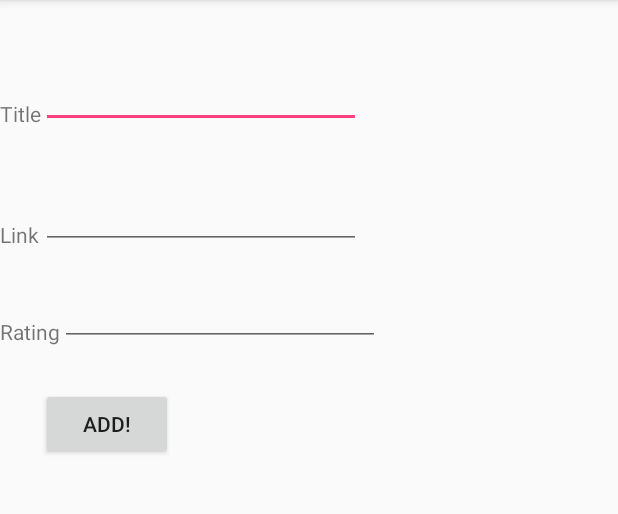
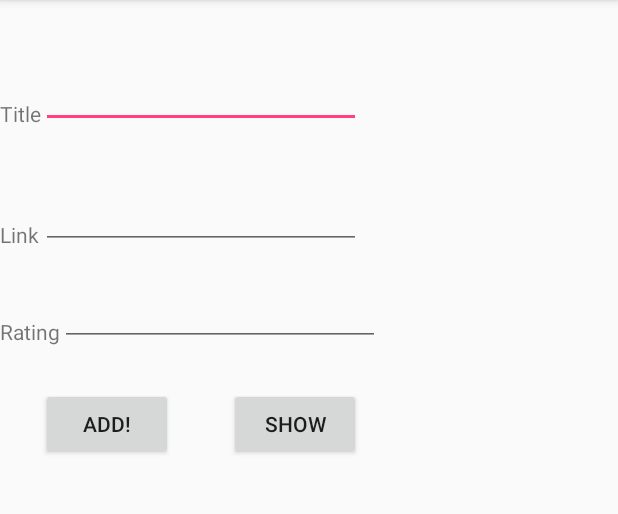
Before and after one commit to mattjmoses/MobileAppDev, an Android app: the screen it shows after launch (MainActivity), on a phone screen of 412 x 824 dp, the part 84-598 px from its top. Run offline under Robolectric (Android 15) with nearby library versions, the light colour scheme and no system bars.

Commit message:
Well CRUD is actually happening. So there's that?

```diff
--- a/Assignments/FINALFINALFINAL/app/src/main/AndroidManifest.xml
+++ b/Assignments/FINALFINALFINAL/app/src/main/AndroidManifest.xml
@@ -16,6 +16,7 @@
                 <category android:name="android.intent.category.LAUNCHER" />
             </intent-filter>
         </activity>
+        <activity android:name=".DisplayDBActivity" />
     </application>
 
 </manifest>
--- a/Assignments/FINALFINALFINAL/app/src/main/java/com/mattiscool/matt/finalfinalfinal/MainActivity.java
+++ b/Assignments/FINALFINALFINAL/app/src/main/java/com/mattiscool/matt/finalfinalfinal/MainActivity.java
@@ -1,5 +1,6 @@
 package com.mattiscool.matt.finalfinalfinal;
 
+import android.database.Cursor;
 import android.support.v7.app.AppCompatActivity;
 import android.os.Bundle;
 import android.view.View;
@@ -13,6 +14,7 @@ public class MainActivity extends AppCompatActivity {
     EditText addLink;
     EditText addRating;
     Button confirmAdd;
+    Button showAllData;
 
     @Override
     protected void onCreate(Bundle savedInstanceState) {
@@ -24,6 +26,7 @@ public class MainActivity extends AppCompatActivity {
         addLink = (EditText)findViewById(R.id.editLink);
         addRating = (EditText)findViewById(R.id.editRating);
         confirmAdd = (Button)findViewById(R.id.buttonAdd);
+        showAllData = (Button)findViewById(R.id.buttonShow);
 
         addData();
 
@@ -51,6 +54,20 @@ public class MainActivity extends AppCompatActivity {
         });
     }
 
+    public void getAllData()
+    {
+        showAllData.setOnClickListener(new View.OnClickListener() {
+            @Override
+            public void onClick(View v) {
+                Cursor result = trailerDB.getAllData();
+                if(result.getCount() == 0)
+                {
+                    return;
+                }
+            }
+        });
+    }
+
 
 
 
--- a/Assignments/FINALFINALFINAL/app/src/main/res/layout/activity_main.xml
+++ b/Assignments/FINALFINALFINAL/app/src/main/res/layout/activity_main.xml
@@ -73,5 +73,13 @@
             android:layout_below="@+id/txRating"
             android:layout_marginTop="28dp"
             android:text="@string/addBtn" />
+
+        <Button
+            android:id="@+id/buttonShow"
+            android:layout_width="wrap_content"
+            android:layout_height="wrap_content"
+            android:layout_alignEnd="@+id/editLink"
+            android:layout_alignTop="@+id/buttonAdd"
+            android:text="@string/showBtn" />
     </RelativeLayout>
 </android.support.constraint.ConstraintLayout>
--- a/Assignments/FINALFINALFINAL/app/src/main/res/values/strings.xml
+++ b/Assignments/FINALFINALFINAL/app/src/main/res/values/strings.xml
@@ -4,4 +4,5 @@
     <string name="txLink">Link</string>
     <string name="txRating">Rating</string>
     <string name="addBtn">ADD!</string>
+    <string name="showBtn">Show</string>
 </resources>
```
Also changed, not shown: Assignments/FINALFINALFINAL/app/src/main/java/com/mattiscool/matt/finalfinalfinal/DbController.java (+18 -0 lines), Assignments/FINALFINALFINAL/app/src/main/java/com/mattiscool/matt/finalfinalfinal/DisplayDBActivity.java (added, +69 -0 lines), Assignments/FINALFINALFINAL/app/src/main/res/layout/displaydblayout.xml (added, +10 -0 lines).
